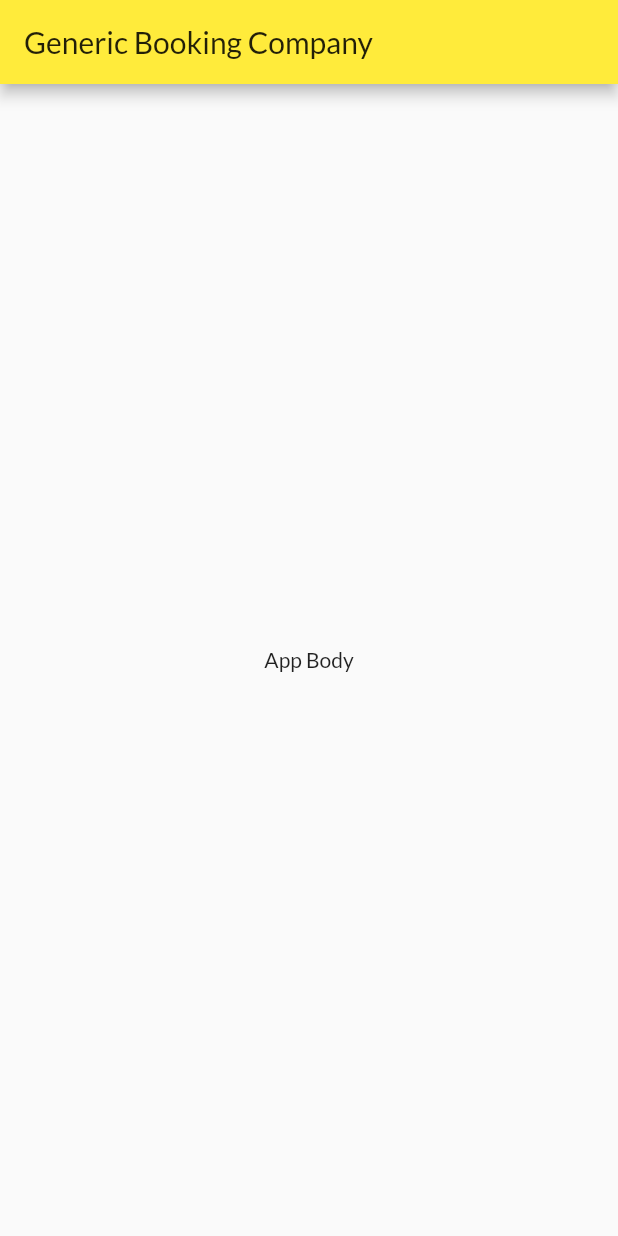
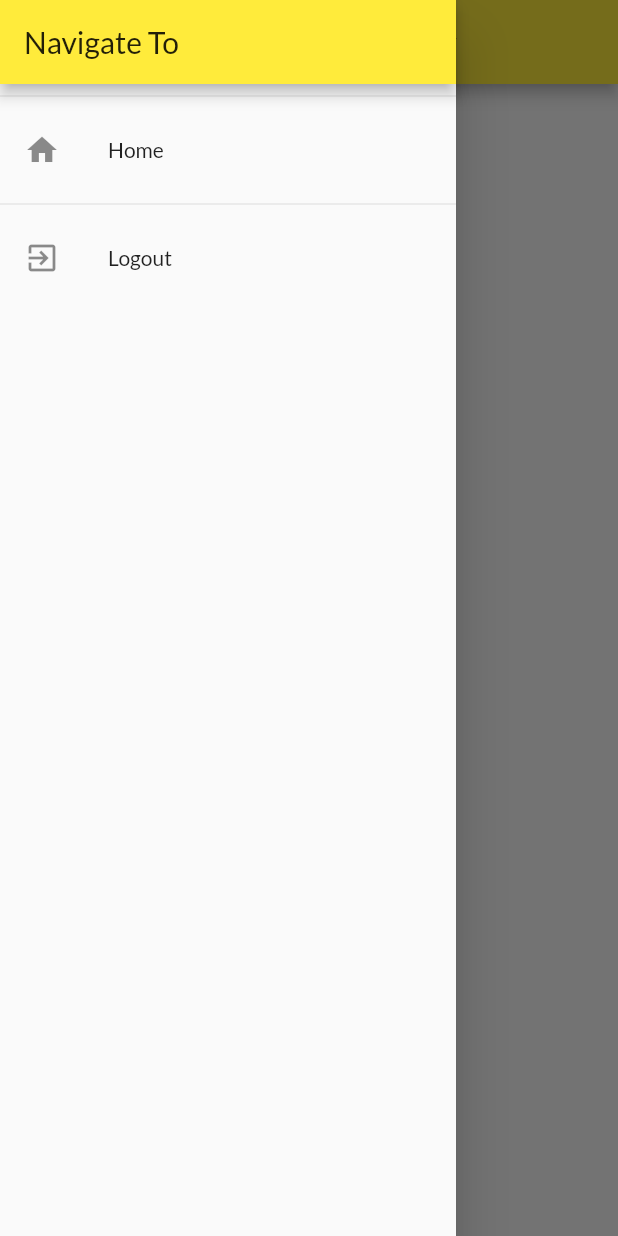
Before and after one commit to FloydWatson/bookingapp, a Flutter app: the Home screen opened directly, with the side drawer open (before the commit the screen has no drawer), on a phone screen of 412 x 824 dp. Run offline on Flutter 3.47's test engine with Material 2 defaults, Android fonts, the phone set to English and light mode, and no system bars; our stand-ins replace shared_preferences; accounts and stored records are empty.

Commit message:
added app drawer

```diff
--- a/lib/main.dart
+++ b/lib/main.dart
@@ -5,6 +5,8 @@ import './providers/auth.dart';
 
 import './screens/auth_screen.dart';
 import './screens/splash_screen.dart';
+
+import './widgets/app_drawer.dart';
 
 void main() {
   runApp(MyApp());
@@ -52,6 +54,7 @@ class Home extends StatelessWidget {
       appBar: AppBar(
         title: Text('Generic Booking Company'),
       ),
+      drawer: AppDrawer(),
       body: Center(
         child: Text('App Body'),
       ),
--- a/lib/screens/auth_screen.dart
+++ b/lib/screens/auth_screen.dart
@@ -27,8 +27,8 @@ class AuthScreen extends StatelessWidget {
               // Linear gradient between two colours
               gradient: LinearGradient(
                 colors: [
-                  Color.fromRGBO(215, 117, 255, 1).withOpacity(0.5),
-                  Color.fromRGBO(255, 188, 117, 1).withOpacity(0.9),
+                  Theme.of(context).primaryColor.withOpacity(0.5),
+                  Theme.of(context).accentColor.withOpacity(0.9),
                 ],
                 begin: Alignment.topLeft,
                 end: Alignment.bottomRight,
--- /dev/null
+++ b/lib/widgets/app_drawer.dart
@@ -0,0 +1,54 @@
+import 'package:flutter/material.dart';
+import 'package:provider/provider.dart';
+
+import '../providers/auth.dart';
+
+class AppDrawer extends StatelessWidget {
+  @override
+  Widget build(BuildContext context) {
+    return Drawer(
+      child: Column(
+        children: <Widget>[
+          AppBar(
+            title: Text('Navigate To'),
+            automaticallyImplyLeading: false,
+          ),
+          // Expanded(
+          //   child: SingleChildScrollView(
+          //     child: Padding(
+          //       padding: EdgeInsets.all(10),
+          //       child: Column(
+          //         children: <Widget>[
+
+          //         ],
+          //       ),
+          //     ),
+          //   ),
+          // ),
+          Divider(),
+          ListTile(
+            leading: Icon(Icons.home),
+            title: Text('Home'),
+            onTap: () {
+              Navigator.of(context).pushReplacementNamed('/');
+            },
+          ),
+          Divider(),
+          ListTile(
+            leading: Icon(Icons.exit_to_app),
+            title: Text('Logout'),
+            onTap: () {
+              Navigator.of(context).pop();
+              // push to home route to run auth logic
+              Navigator.of(context).pushReplacementNamed('/');
+              Provider.of<Auth>(context, listen: false).logout();
+            },
+          ),
+          SizedBox(
+            height: 10,
+          ),
+        ],
+      ),
+    );
+  }
+}
```
